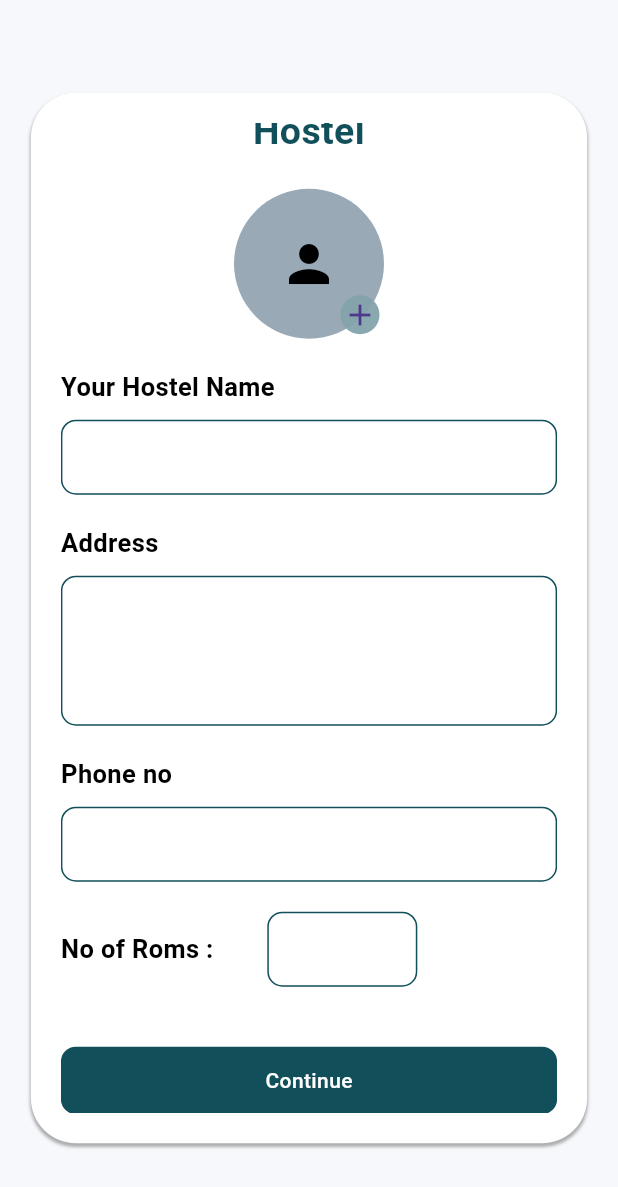
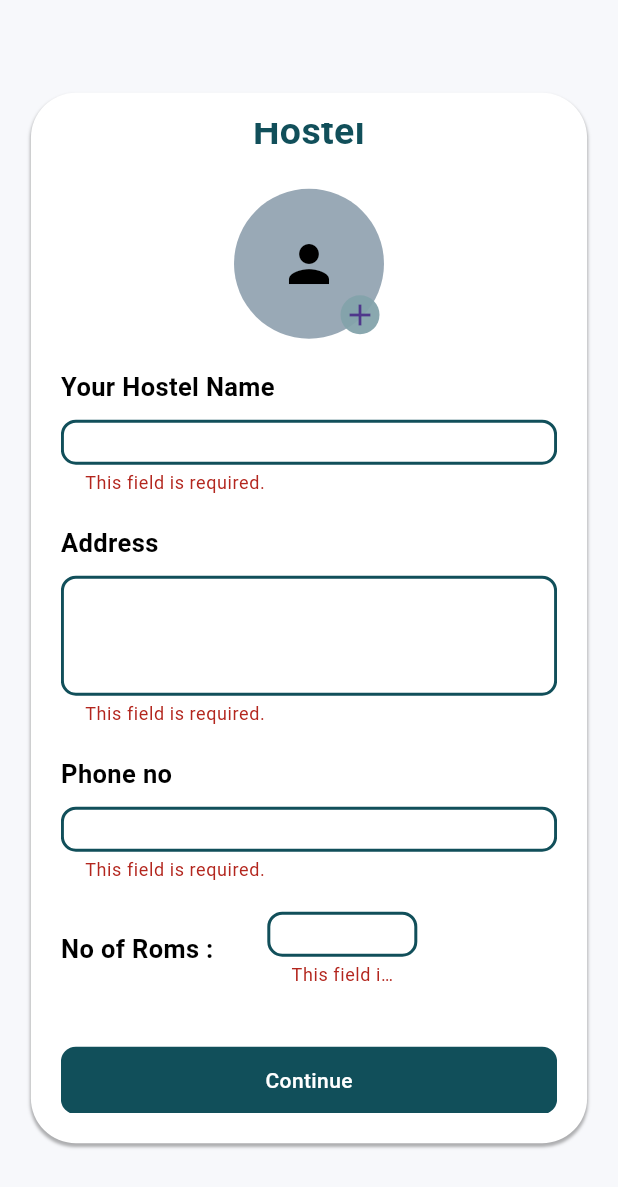
Before and after one commit to muhammed-aslam-pm/Hostel-Manager, a Flutter app: the AccountSetupScreen screen opened directly, scrolled down 48 dp, after a tap on "Continue", on a phone screen of 412 x 824 dp. Shown: the top 1187 px of the screen. Run offline on Flutter 3.47's test engine with Material 3 defaults, Android fonts, the phone set to English and light mode, and no system bars; our stand-ins replace cached_network_image, cloud_firestore, connectivity_plus, dropdown_button2, firebase_auth, firebase_core and 9 more; accounts and stored records are empty.

```diff
--- a/lib/fetures/authentication/screens/login_screen.dart
+++ b/lib/fetures/authentication/screens/login_screen.dart
@@ -1,12 +1,11 @@
 import 'package:flutter/material.dart';
 import 'package:hostel_management_app/fetures/authentication/controllers/login_controller.dart';
 import 'package:hostel_management_app/fetures/authentication/controllers/register_controller.dart';
-import 'package:hostel_management_app/utils/animation_constants.dart';
 import 'package:hostel_management_app/utils/color_constants.dart';
 import 'package:hostel_management_app/utils/image_constants.dart';
 import 'package:hostel_management_app/utils/text_style_constatnts.dart';
 import 'package:hostel_management_app/fetures/authentication/screens/signup_screen.dart';
-import 'package:lottie/lottie.dart';
+
 import 'package:provider/provider.dart';
 
 import '../widgets/login_form.dart';
--- a/lib/fetures/authentication/screens/signup_successfull_page.dart
+++ b/lib/fetures/authentication/screens/signup_successfull_page.dart
@@ -2,7 +2,6 @@ import 'package:flutter/material.dart';
 import 'package:hostel_management_app/fetures/profile/screens/account_setup_screen.dart';
 import 'package:hostel_management_app/utils/color_constants.dart';
 import 'package:hostel_management_app/utils/text_style_constatnts.dart';
-import 'package:hostel_management_app/fetures/authentication/screens/login_screen.dart';
 
 class SignUpSuccessfullScree extends StatefulWidget {
   const SignUpSuccessfullScree({super.key});
--- a/lib/fetures/profile/controllers/account_setup_screen_controller.dart
+++ b/lib/fetures/profile/controllers/account_setup_screen_controller.dart
@@ -19,7 +19,7 @@ class AccountSetUpScreenController with ChangeNotifier {
 
   final OwnerRepository controller = OwnerRepository();
 
-  Future<void> updateOwnerRecords(BuildContext context) async {
+  Future<void> updateOwnerRecords(BuildContext context, String pro) async {
     if (selectedImage != null) {
       try {
         imageUrl = await controller.uploadImage(
@@ -32,7 +32,7 @@ class AccountSetUpScreenController with ChangeNotifier {
       'HostelName': hostelNameController.text,
       'Address': addressController.text,
       'MobileNumber': phoneNumberController.text,
-      'ProfilePictuer': imageUrl ?? "",
+      'ProfilePictuer': imageUrl ?? pro,
       'NoOfRooms': int.parse(roomNumberController.text),
       'AccountSetupcompleted': true
     };
@@ -65,4 +65,13 @@ class AccountSetUpScreenController with ChangeNotifier {
       print(e);
     }
   }
+  //------------------------------------------------------------------------------ form valitator
+
+  nameValidation(value) {
+    if (value == null || value.isEmpty) {
+      return "This field is required.";
+    } else {
+      return null;
+    }
+  }
 }
--- a/lib/fetures/profile/screens/account_setup_screen.dart
+++ b/lib/fetures/profile/screens/account_setup_screen.dart
@@ -1,5 +1,7 @@
 import 'dart:io';
 
+import 'package:cloud_firestore/cloud_firestore.dart';
+import 'package:firebase_auth/firebase_auth.dart';
 import 'package:flutter/material.dart';
 import 'package:hostel_management_app/fetures/profile/controllers/account_setup_screen_controller.dart';
 import 'package:hostel_management_app/utils/color_constants.dart';
@@ -7,12 +9,29 @@ import 'package:hostel_management_app/utils/text_style_constatnts.dart';
 import 'package:hostel_management_app/commens/widgets/login_button.dart';
 import 'package:provider/provider.dart';
 
-class AccountSetupScreen extends StatelessWidget {
+class AccountSetupScreen extends StatefulWidget {
   const AccountSetupScreen({super.key});
+
+  @override
+  State<AccountSetupScreen> createState() => _AccountSetupScreenState();
+}
+
+class _AccountSetupScreenState extends State<AccountSetupScreen> {
+  final FirebaseFirestore _db = FirebaseFirestore.instance;
+  final FirebaseAuth _auth = FirebaseAuth.instance;
+  String profilePhoto = "";
+
+  fetchprofile() async {
+    final currentUser = _auth.currentUser;
+    final documentSnapshot =
+        await _db.collection("Owners").doc(currentUser?.uid).get();
+    profilePhoto = documentSnapshot['ProfilePictuer'];
+  }
 
   @override
   Widget build(BuildContext context) {
     final controller = Provider.of<AccountSetUpScreenController>(context);
+
     return Scaffold(
       backgroundColor: ColorConstants.secondaryWhiteColor,
       body: SafeArea(
@@ -69,13 +88,16 @@ class AccountSetupScreen extends StatelessWidget {
                                         radius: 50,
                                         backgroundColor:
                                             ColorConstants.secondaryColor4,
-                                        backgroundImage: controller
-                                                    .selectedImage !=
-                                                null
-                                            ? FileImage(File(
-                                                controller.selectedImage!.path))
+                                        backgroundImage: profilePhoto != ""
+                                            ? NetworkImage(profilePhoto)
+                                                as ImageProvider<Object>?
+                                            : controller.selectedImage != null
+                                                ? FileImage(File(controller
+                                                    .selectedImage!.path))
                                                 : null,
-                                        child: controller.selectedImage == null
+                                        child:
+                                            controller.selectedImage == null &&
+                                                    profilePhoto == ""
                                                 ? Icon(
                                                     Icons.person,
                                                     color: ColorConstants
@@ -116,6 +138,8 @@ class AccountSetupScreen extends StatelessWidget {
                         height: 50,
                         child: TextFormField(
                           controller: controller.hostelNameController,
+                          validator: (value) =>
+                              controller.nameValidation(value),
                           decoration: InputDecoration(
                               enabledBorder: OutlineInputBorder(
                                 borderRadius: BorderRadius.circular(10),
@@ -124,6 +148,12 @@ class AccountSetupScreen extends StatelessWidget {
                                     color: ColorConstants.primaryColor),
                               ),
                               focusedBorder: OutlineInputBorder(
+                                borderRadius: BorderRadius.circular(10),
+                                borderSide: BorderSide(
+                                    width: 2,
+                                    color: ColorConstants.primaryColor),
+                              ),
+                              errorBorder: OutlineInputBorder(
                                 borderRadius: BorderRadius.circular(10),
                                 borderSide: BorderSide(
                                     width: 2,
@@ -151,6 +181,8 @@ class AccountSetupScreen extends StatelessWidget {
                           maxLines: null,
                           expands: true,
                           textAlignVertical: TextAlignVertical.top,
+                          validator: (value) =>
+                              controller.nameValidation(value),
                           decoration: InputDecoration(
                               enabledBorder: OutlineInputBorder(
                                 borderRadius: BorderRadius.circular(10),
@@ -159,6 +191,12 @@ class AccountSetupScreen extends StatelessWidget {
                                     color: ColorConstants.primaryColor),
                               ),
                               focusedBorder: OutlineInputBorder(
+                                borderRadius: BorderRadius.circular(10),
+                                borderSide: BorderSide(
+                                    width: 2,
+                                    color: ColorConstants.primaryColor),
+                              ),
+                              errorBorder: OutlineInputBorder(
                                 borderRadius: BorderRadius.circular(10),
                                 borderSide: BorderSide(
                                     width: 2,
@@ -182,6 +220,8 @@ class AccountSetupScreen extends StatelessWidget {
                         height: 50,
                         child: TextFormField(
                           controller: controller.phoneNumberController,
+                          validator: (value) =>
+                              controller.nameValidation(value),
                           decoration: InputDecoration(
                               enabledBorder: OutlineInputBorder(
                                 borderRadius: BorderRadius.circular(10),
@@ -190,6 +230,12 @@ class AccountSetupScreen extends StatelessWidget {
                                     color: ColorConstants.primaryColor),
                               ),
                               focusedBorder: OutlineInputBorder(
+                                borderRadius: BorderRadius.circular(10),
+                                borderSide: BorderSide(
+                                    width: 2,
+                                    color: ColorConstants.primaryColor),
+                              ),
+                              errorBorder: OutlineInputBorder(
                                 borderRadius: BorderRadius.circular(10),
                                 borderSide: BorderSide(
                                     width: 2,
@@ -215,6 +261,8 @@ class AccountSetupScreen extends StatelessWidget {
                             width: 100,
                             child: TextFormField(
                               controller: controller.roomNumberController,
+                              validator: (value) =>
+                                  controller.nameValidation(value),
                               decoration: InputDecoration(
                                   enabledBorder: OutlineInputBorder(
                                     borderRadius: BorderRadius.circular(10),
@@ -223,6 +271,12 @@ class AccountSetupScreen extends StatelessWidget {
                                         color: ColorConstants.primaryColor),
                                   ),
                                   focusedBorder: OutlineInputBorder(
+                                    borderRadius: BorderRadius.circular(10),
+                                    borderSide: BorderSide(
+                                        width: 2,
+                                        color: ColorConstants.primaryColor),
+                                  ),
+                                  errorBorder: OutlineInputBorder(
                                     borderRadius: BorderRadius.circular(10),
                                     borderSide: BorderSide(
                                         width: 2,
@@ -245,9 +299,12 @@ class AccountSetupScreen extends StatelessWidget {
                       LoginButton(
                         buttonName: "Continue",
                         onTap: () {
+                          if (controller.accountSetupFormKey.currentState!
+                              .validate()) {
                             Provider.of<AccountSetUpScreenController>(context,
                                     listen: false)
-                              .updateOwnerRecords(context);
+                                .updateOwnerRecords(context, profilePhoto);
+                          }
                         },
                       )
                     ],
```
Also changed, not shown: lib/fetures/authentication/controllers/authentication_repository.dart (+8 -2 lines), lib/fetures/authentication/controllers/register_controller.dart (+27 -24 lines), lib/fetures/dashboard/screens/dashboard_page.dart (+17 -10 lines), lib/fetures/rooms/screens/rooms_adding_form.dart (+15 -0 lines). Lines whose indentation alone changed are shown as unchanged.
